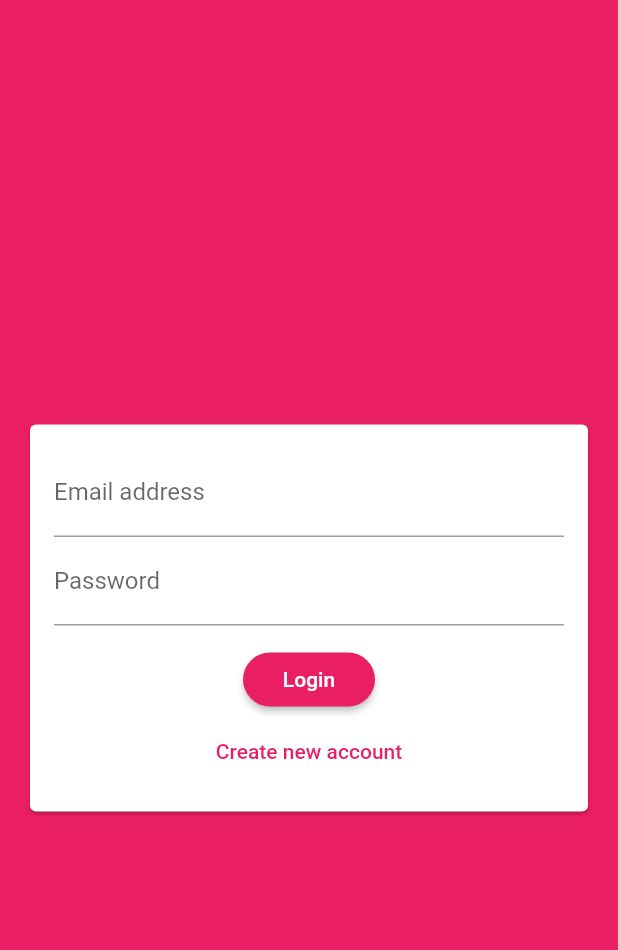
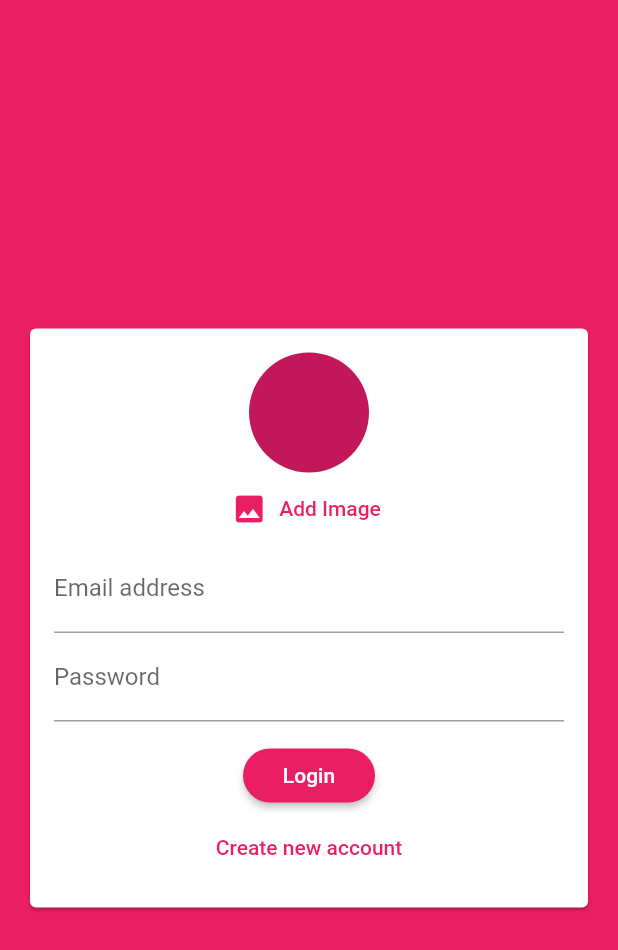
Before and after one commit to bikashKatwal/firebase_chat, a Flutter app: the screen it shows after launch, on a phone screen of 412 x 824 dp. Shown: the top 950 px of the screen. Run offline on Flutter 3.47's test engine with Material 2 defaults, Android fonts, the phone set to English and light mode, and no system bars; our stand-ins replace cloud_firestore, device_preview, firebase_auth; accounts and stored records are empty.

```diff
--- a/lib/screens/auth_screen.dart
+++ b/lib/screens/auth_screen.dart
@@ -11,7 +11,7 @@ class AuthScreen extends StatefulWidget {
 }
 
 class _AuthScreenState extends State<AuthScreen> {
-  AuthService _authService = AuthService();
+//  AuthService _authService = AuthService();
   final globalScaffoldKey = GlobalKey<ScaffoldState>();
   bool isLoading = false;
 
@@ -22,7 +22,7 @@ class _AuthScreenState extends State<AuthScreen> {
       isLoading = true;
     });
     try {
-      await _authService.submitAuthFormForLogin(email, password);
+      await AuthService.instance.submitAuthFormForLogin(email, password);
     } on PlatformException catch (e) {
       var message = 'Could not log in';
       message = (e.message != null) ? e.message : message;
@@ -44,7 +44,7 @@ class _AuthScreenState extends State<AuthScreen> {
       isLoading = true;
     });
     try {
-      var result = await _authService.submitAuthFormForSignup(
+      var result = await AuthService.instance.submitAuthFormForSignup(
           email: email, userName: userName, password: password);
       setState(() {
         isLoading = false;
--- a/lib/screens/chat_screen.dart
+++ b/lib/screens/chat_screen.dart
@@ -31,8 +31,7 @@ class ChatScreen extends StatelessWidget {
             ],
             onChanged: (value) {
               if (value == 'logout') {
-                AuthService _authService = AuthService();
-                _authService.signOut();
+                AuthService.instance.signOut();
               }
             },
           )
--- a/lib/services/auth_service.dart
+++ b/lib/services/auth_service.dart
@@ -2,6 +2,10 @@ import 'package:firebase_auth/firebase_auth.dart';
 import 'package:flutter/services.dart';
 
 class AuthService {
+  AuthService._internal();
+  static final AuthService _instance = AuthService._internal();
+  static AuthService get instance => _instance;
+
   final _auth = FirebaseAuth.instance;
 
   Future submitAuthFormForLogin(String email, String password) async {
--- a/lib/widgets/auth/auth_form.dart
+++ b/lib/widgets/auth/auth_form.dart
@@ -60,6 +60,14 @@ class _AuthFormState extends State<AuthForm> {
                 child: Column(
                   mainAxisSize: MainAxisSize.min,
                   children: [
+                    CircleAvatar(
+                      radius: 40.0,
+                    ),
+                    FlatButton.icon(
+                        textColor: Theme.of(context).primaryColor,
+                        onPressed: () {},
+                        icon: Icon(Icons.image),
+                        label: Text('Add Image')),
                     TextFormField(
                       key: ValueKey('email'),
                       validator: (value) {
--- a/pubspec.yaml
+++ b/pubspec.yaml
@@ -31,6 +31,7 @@ dependencies:
   device_preview: ^0.4.8
   cloud_firestore: ^0.13.6
   firebase_auth: ^0.16.0
+  image_picker: ^0.6.7+6
 
 dev_dependencies:
   flutter_test:
```
Also changed, not shown: pubspec.lock.
